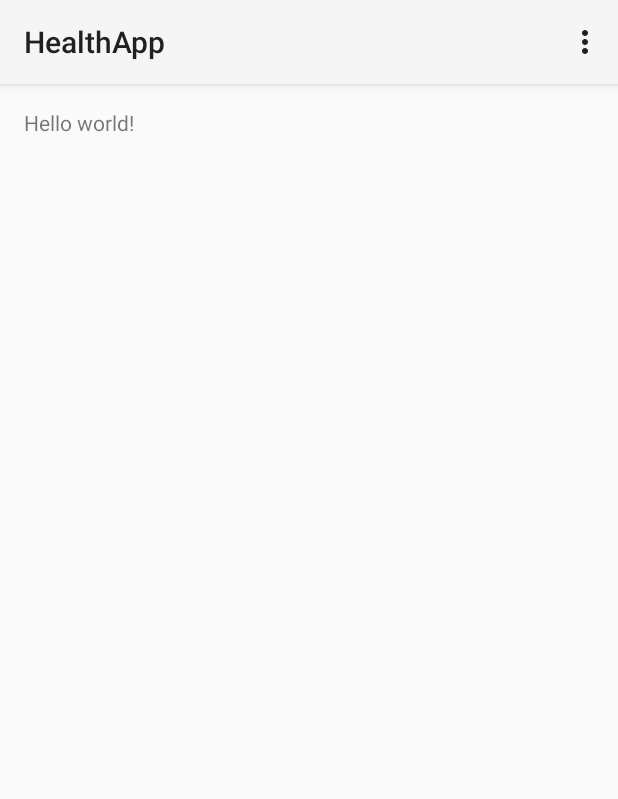
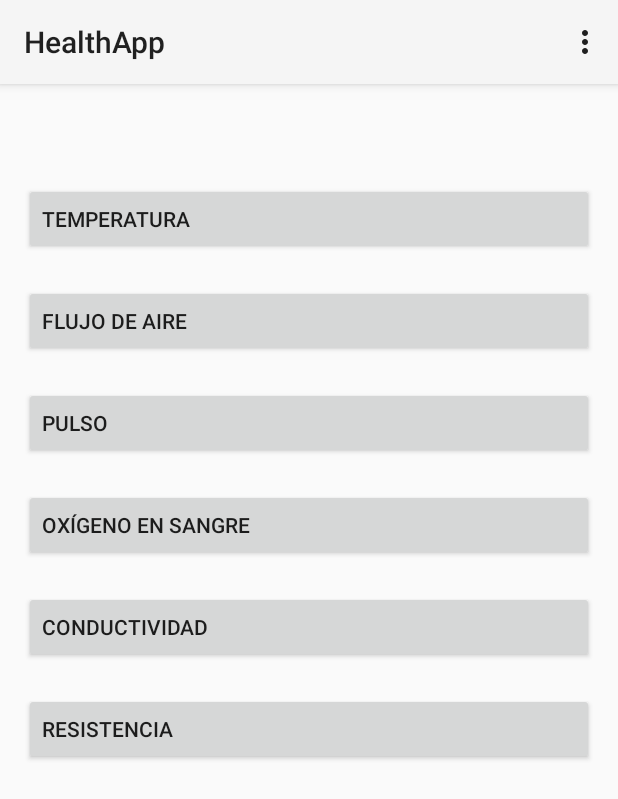
Before and after one commit to Lprigara/HealthApp, an Android app: the screen it shows after launch (MainActivity), on a phone screen of 412 x 824 dp. Shown: the top 799 px of the screen. Run offline under Robolectric (Android 15) with nearby library versions, the phone set to English and light mode, and no system bars.

Commit message:
Añadiendo botones a la interfaz

```diff
--- a/app/src/main/res/layout/activity_main.xml
+++ b/app/src/main/res/layout/activity_main.xml
@@ -1,11 +1,70 @@
 <RelativeLayout xmlns:android="http://schemas.android.com/apk/res/android"
-    xmlns:tools="http://schemas.android.com/tools" android:layout_width="match_parent"
-    android:layout_height="match_parent" android:paddingLeft="@dimen/activity_horizontal_margin"
-    android:paddingRight="@dimen/activity_horizontal_margin"
-    android:paddingTop="@dimen/activity_vertical_margin"
-    android:paddingBottom="@dimen/activity_vertical_margin" tools:context=".MainActivity">
+xmlns:tools="http://schemas.android.com/tools" android:layout_width="match_parent"
+android:layout_height="match_parent" android:paddingLeft="@dimen/activity_horizontal_margin"
+android:paddingRight="@dimen/activity_horizontal_margin"
+android:paddingTop="@dimen/activity_vertical_margin"
+android:paddingBottom="@dimen/activity_vertical_margin" tools:context=".MainActivity">
 
-    <TextView android:text="@string/hello_world" android:layout_width="wrap_content"
-        android:layout_height="wrap_content" />
+<Button
+    android:layout_width="match_parent"
+    android:layout_height="wrap_content"
+    android:text="Temperatura"
+    android:id="@+id/tempButton"
+    android:layout_marginTop="50dp"
+    android:layout_centerHorizontal="true"
+    android:layout_alignParentStart="false"
+    android:gravity="left|center_vertical" />
+
+<Button
+    android:layout_width="match_parent"
+    android:layout_height="wrap_content"
+    android:text="Flujo de aire"
+    android:id="@+id/AirButton"
+    android:layout_marginTop="20dp"
+    android:layout_below="@+id/tempButton"
+    android:layout_alignParentRight="true"
+    android:layout_alignParentEnd="true"
+    android:gravity="left|center_vertical"/>
+
+<Button
+    android:layout_width="match_parent"
+    android:layout_height="wrap_content"
+    android:text="Pulso"
+    android:id="@+id/pulseButton"
+    android:layout_marginTop="20dp"
+    android:layout_below="@+id/AirButton"
+    android:layout_centerHorizontal="true"
+    android:gravity="left|center_vertical"/>
+
+<Button
+    android:layout_width="match_parent"
+    android:layout_height="wrap_content"
+    android:text="Oxígeno en sangre"
+    android:id="@+id/oxygenButton"
+    android:layout_marginTop="20dp"
+    android:layout_below="@+id/pulseButton"
+    android:layout_centerHorizontal="true"
+    android:gravity="left|center_vertical"/>
+
+<Button
+    android:layout_width="match_parent"
+    android:layout_height="wrap_content"
+    android:text="Conductividad"
+    android:id="@+id/conductiveButton"
+    android:layout_marginTop="20dp"
+    android:layout_below="@+id/oxygenButton"
+    android:layout_centerHorizontal="true"
+    android:gravity="left|center_vertical"/>
+
+<Button
+    android:layout_width="match_parent"
+    android:layout_height="wrap_content"
+    android:text="Resistencia"
+    android:id="@+id/resistanceButton"
+    android:layout_marginTop="20dp"
+    android:layout_below="@+id/conductiveButton"
+    android:layout_centerHorizontal="true"
+    android:gravity="left|center_vertical"/>
+
 
 </RelativeLayout>
```
